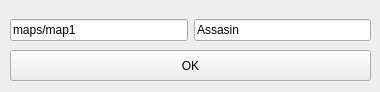
Above: gui/CMainWindow.ui from lisu188/fall-of-nouraajd before the change. Below: the same form after it.
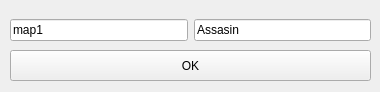
That is the form after the change.

The edit to the form file:
```diff
--- a/gui/CMainWindow.ui
+++ b/gui/CMainWindow.ui
@@ -39,7 +39,7 @@
      <item>
       <widget class="QLineEdit" name="mapType">
        <property name="text">
-        <string>maps/map1</string>
+        <string>map1</string>
        </property>
       </widget>
      </item>
```
